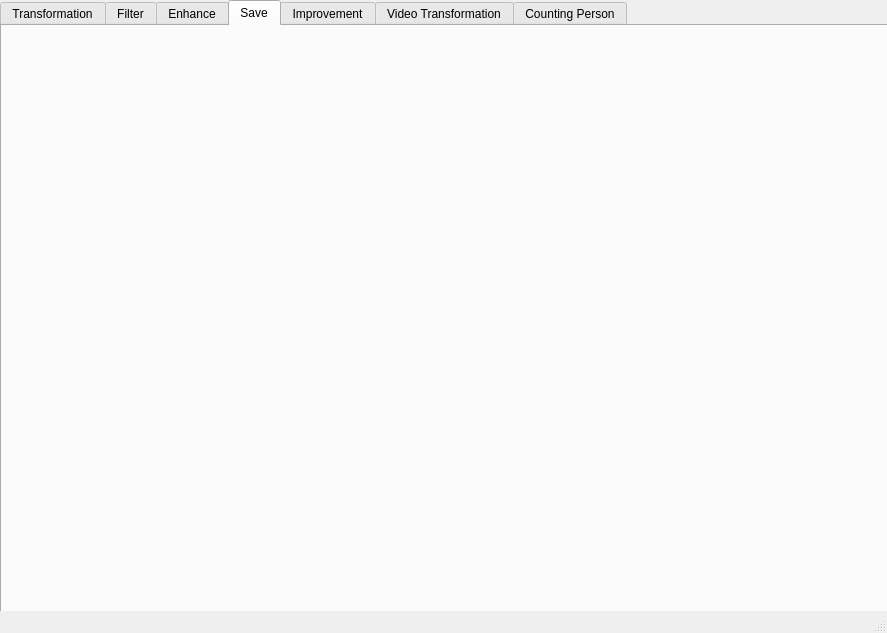
soyoung125/MultimediaProcessingTool, file image_processing_app.ui: the form before one commit.
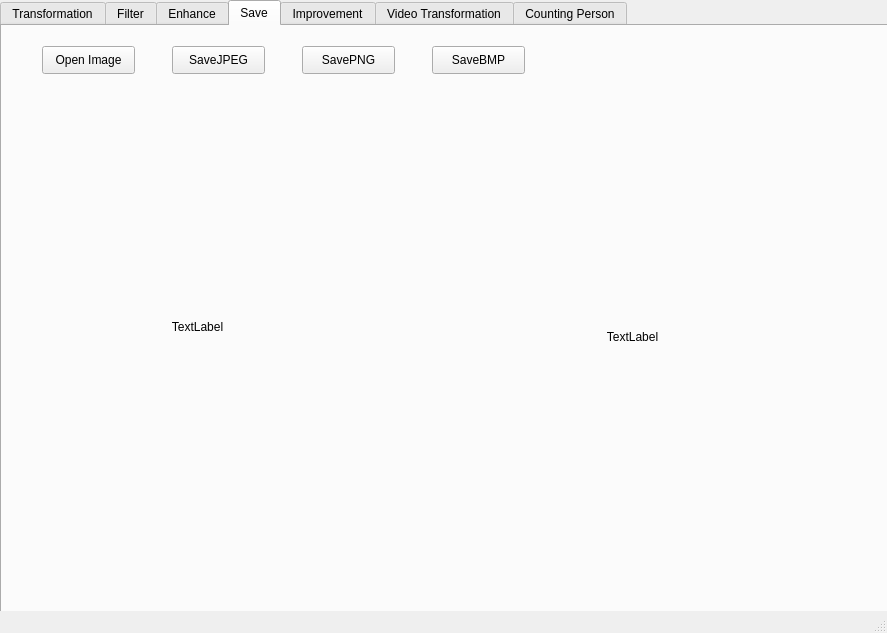
The form after the commit. The open tabs and pages were chosen to show the change.

```diff
--- a/image_processing_app.ui
+++ b/image_processing_app.ui
@@ -101,45 +101,6 @@
        <string>Grayscale</string>
       </property>
      </widget>
-     <widget class="QPushButton" name="btnSaveJPEG">
-      <property name="geometry">
-       <rect>
-        <x>360</x>
-        <y>10</y>
-        <width>93</width>
-        <height>28</height>
-       </rect>
-      </property>
-      <property name="text">
-       <string>SaveJPEG</string>
-      </property>
-     </widget>
-     <widget class="QPushButton" name="btnSavePNG">
-      <property name="geometry">
-       <rect>
-        <x>480</x>
-        <y>10</y>
-        <width>93</width>
-        <height>28</height>
-       </rect>
-      </property>
-      <property name="text">
-       <string>SavePNG</string>
-      </property>
-     </widget>
-     <widget class="QPushButton" name="btnSaveBMP">
-      <property name="geometry">
-       <rect>
-        <x>590</x>
-        <y>10</y>
-        <width>93</width>
-        <height>28</height>
-       </rect>
-      </property>
-      <property name="text">
-       <string>SaveBMP</string>
-      </property>
-     </widget>
     </widget>
     <widget class="QWidget" name="tab_7">
      <attribute name="title">
@@ -356,6 +317,90 @@
      <attribute name="title">
       <string>Save</string>
      </attribute>
+     <widget class="QPushButton" name="btnSaveJPEG">
+      <property name="geometry">
+       <rect>
+        <x>170</x>
+        <y>20</y>
+        <width>93</width>
+        <height>28</height>
+       </rect>
+      </property>
+      <property name="text">
+       <string>SaveJPEG</string>
+      </property>
+     </widget>
+     <widget class="QPushButton" name="btnSavePNG">
+      <property name="geometry">
+       <rect>
+        <x>300</x>
+        <y>20</y>
+        <width>93</width>
+        <height>28</height>
+       </rect>
+      </property>
+      <property name="text">
+       <string>SavePNG</string>
+      </property>
+     </widget>
+     <widget class="QPushButton" name="btnSaveBMP">
+      <property name="geometry">
+       <rect>
+        <x>430</x>
+        <y>20</y>
+        <width>93</width>
+        <height>28</height>
+       </rect>
+      </property>
+      <property name="text">
+       <string>SaveBMP</string>
+      </property>
+     </widget>
+     <widget class="QPushButton" name="bntsavOpenImage">
+      <property name="geometry">
+       <rect>
+        <x>40</x>
+        <y>20</y>
+        <width>93</width>
+        <height>28</height>
+       </rect>
+      </property>
+      <property name="text">
+       <string>Open Image</string>
+      </property>
+     </widget>
+     <widget class="QLabel" name="lblImage1_Save">
+      <property name="geometry">
+       <rect>
+        <x>10</x>
+        <y>130</y>
+        <width>371</width>
+        <height>341</height>
+       </rect>
+      </property>
+      <property name="text">
+       <string>TextLabel</string>
+      </property>
+      <property name="alignment">
+       <set>Qt::AlignCenter</set>
+      </property>
+     </widget>
+     <widget class="QLabel" name="lblImage2_Save">
+      <property name="geometry">
+       <rect>
+        <x>390</x>
+        <y>90</y>
+        <width>481</width>
+        <height>441</height>
+       </rect>
+      </property>
+      <property name="text">
+       <string>TextLabel</string>
+      </property>
+      <property name="alignment">
+       <set>Qt::AlignCenter</set>
+      </property>
+     </widget>
     </widget>
     <widget class="QWidget" name="tab_4">
      <attribute name="title">
```
Left out of the diff: 6 changed lines with no effect on the pictures.
